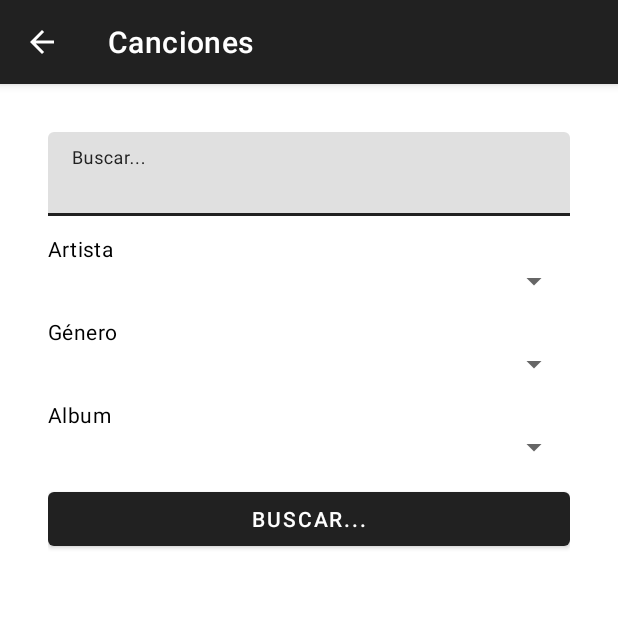
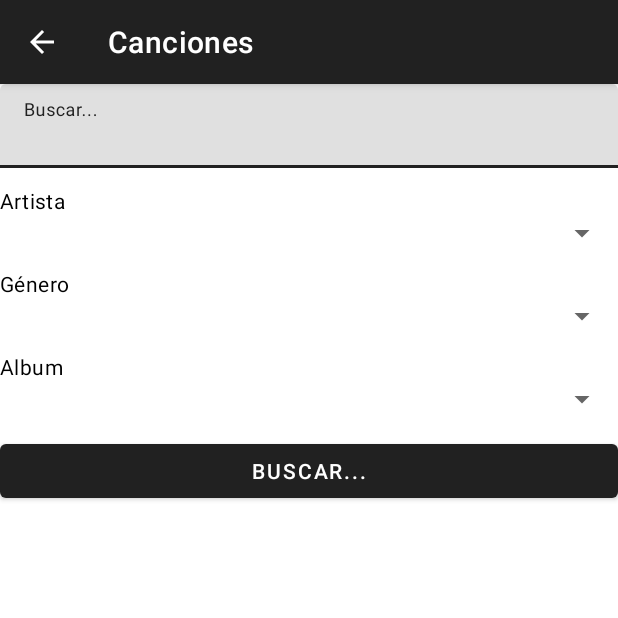
Before and after one commit to ArturDuar/MusicCat, an Android app: the SongsActivity screen opened directly, with no data from a screen before it, on a phone screen of 412 x 824 dp, the top half of it. Run offline under Robolectric (Android 15) with nearby library versions, the light colour scheme and no system bars.

Commit message:
fix views

```diff
--- a/app/src/main/java/edu/udb/investigaciondsm2/ArtistsActivity.kt
+++ b/app/src/main/java/edu/udb/investigaciondsm2/ArtistsActivity.kt
@@ -8,7 +8,6 @@ import androidx.appcompat.app.AppCompatActivity
 import androidx.recyclerview.widget.LinearLayoutManager
 import edu.udb.investigaciondsm2.adapter.ArtistaAdapter
 import edu.udb.investigaciondsm2.data.DatabaseHelper
-// RUTAS DE BINDING CORRECTAS: PAQUETE_BASE.databinding.NOMBRE_XML_CAMELCASE
 import edu.udb.investigaciondsm2.databinding.ActivityArtistsBinding
 import edu.udb.investigaciondsm2.model.Artista
 import edu.udb.investigaciondsm2.databinding.ArtistDetailsBinding
--- a/app/src/main/java/edu/udb/investigaciondsm2/data/DatabaseHelper.kt
+++ b/app/src/main/java/edu/udb/investigaciondsm2/data/DatabaseHelper.kt
@@ -19,7 +19,7 @@ class DatabaseHelper(context: Context) :
         private const val TABLE_ALBUMS = "albums"
         private const val KEY_ID = "album_id"
         private const val KEY_TITLE = "title"
-        private const val KEY_ARTIST_ID = "artist_id" // Linking to an Artist table later
+        private const val KEY_ARTIST_ID = "artist_id"
         private const val KEY_YEAR = "year"
         private const val KEY_GENRE = "genre"
 
--- a/app/src/main/res/layout/activity_songs.xml
+++ b/app/src/main/res/layout/activity_songs.xml
@@ -5,15 +5,25 @@
     android:id="@+id/main"
     android:layout_width="match_parent"
     android:layout_height="match_parent"
-    android:layout_margin="16dp"
     android:fitsSystemWindows="true"
-    android:padding="16dp"
     tools:context=".AlbumsActivity">
+
+    <LinearLayout
+        android:id="@+id/filter_row"
+        android:layout_width="0dp"
+        android:layout_height="wrap_content"
+        android:gravity="center"
+        android:orientation="vertical"
+        android:weightSum="3"
+        app:layout_constraintEnd_toEndOf="parent"
+        app:layout_constraintStart_toStartOf="parent"
+        app:layout_constraintTop_toTopOf="parent">
 
         <com.google.android.material.textfield.TextInputLayout
             android:id="@+id/search_input_layout"
-        android:layout_width="0dp"
+            android:layout_width="match_parent"
             android:layout_height="wrap_content"
+            android:layout_marginBottom="12dp"
             android:hint="@string/buscar"
             app:layout_constraintEnd_toEndOf="parent"
             app:layout_constraintStart_toStartOf="parent"
@@ -29,17 +39,6 @@
                 android:singleLine="true" />
         </com.google.android.material.textfield.TextInputLayout>
 
-    <LinearLayout
-        android:id="@+id/filter_row"
-        android:layout_width="0dp"
-        android:layout_height="wrap_content"
-        android:layout_marginTop="12dp"
-        android:gravity="center"
-        android:orientation="vertical"
-        android:weightSum="3"
-        app:layout_constraintEnd_toEndOf="parent"
-        app:layout_constraintStart_toStartOf="parent"
-        app:layout_constraintTop_toBottomOf="@id/search_input_layout">
 
         <LinearLayout
             android:layout_width="match_parent"
@@ -65,9 +64,9 @@
         <LinearLayout
             android:layout_width="match_parent"
             android:layout_height="wrap_content"
+            android:layout_marginBottom="12dp"
             android:layout_weight="1"
-            android:orientation="vertical"
-            android:layout_marginBottom="12dp">
+            android:orientation="vertical">
 
             <TextView
                 android:layout_width="wrap_content"
@@ -112,9 +111,9 @@
             <Button
                 android:layout_width="match_parent"
                 android:layout_height="wrap_content"
-                android:text="@string/buscar"
+                android:layout_marginTop="12dp"
                 android:layout_marginBottom="12dp"
-                android:layout_marginTop="12dp" />
+                android:text="@string/buscar" />
         </LinearLayout>
 
     </LinearLayout>
```
Also changed, not shown: app/src/main/res/layout/activity_albums.xml (+21 -21 lines), app/src/main/res/layout/activity_artists.xml (+25 -21 lines). Lines whose indentation alone changed are shown as unchanged.
